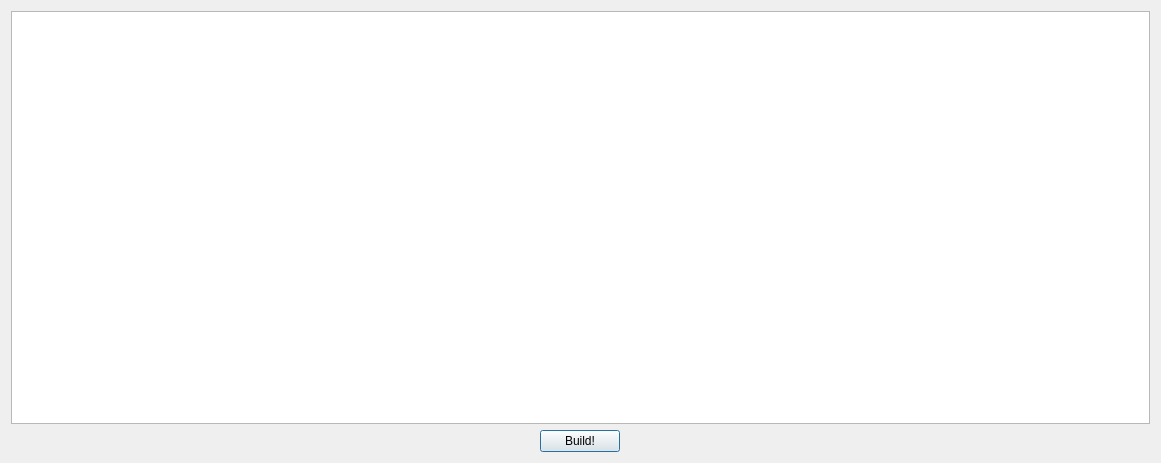
First picture: the form in resources/dialog.ui, repository shotgunsoftware/tk-multi-scenebuilder, before the edit.
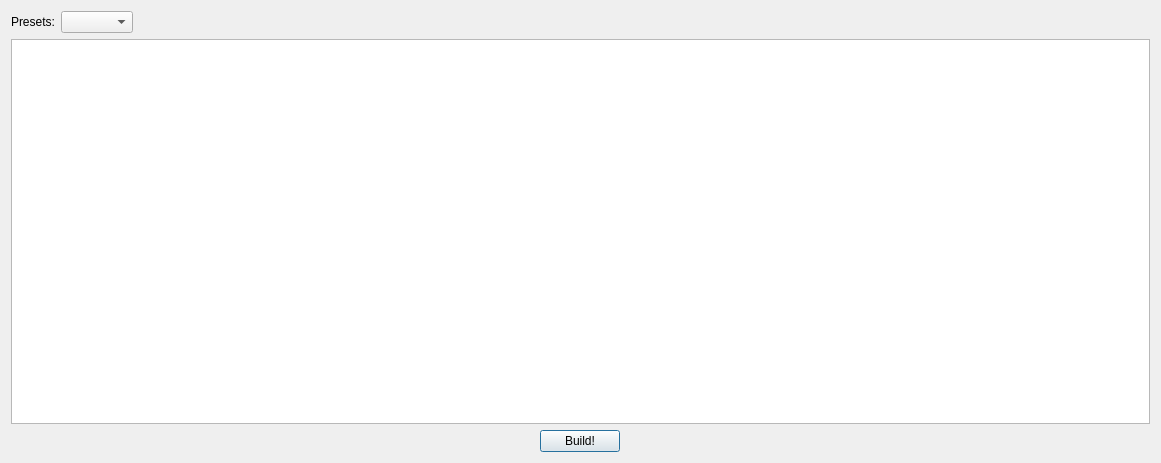
Second picture: the form after the edit.

Commit message: introduce presets

What changed in the file:
```diff
--- a/resources/dialog.ui
+++ b/resources/dialog.ui
@@ -14,6 +14,46 @@
    <string>Dialog</string>
   </property>
   <layout class="QVBoxLayout" name="verticalLayout">
+   <item>
+    <layout class="QHBoxLayout" name="preset_layout">
+     <item>
+      <widget class="QLabel" name="preset_label">
+       <property name="sizePolicy">
+        <sizepolicy hsizetype="Maximum" vsizetype="Preferred">
+         <horstretch>0</horstretch>
+         <verstretch>0</verstretch>
+        </sizepolicy>
+       </property>
+       <property name="text">
+        <string>Presets:</string>
+       </property>
+      </widget>
+     </item>
+     <item>
+      <widget class="QComboBox" name="presets">
+       <property name="sizePolicy">
+        <sizepolicy hsizetype="Maximum" vsizetype="Fixed">
+         <horstretch>0</horstretch>
+         <verstretch>0</verstretch>
+        </sizepolicy>
+       </property>
+      </widget>
+     </item>
+     <item>
+      <spacer name="horizontalSpacer">
+       <property name="orientation">
+        <enum>Qt::Horizontal</enum>
+       </property>
+       <property name="sizeHint" stdset="0">
+        <size>
+         <width>40</width>
+         <height>20</height>
+        </size>
+       </property>
+      </spacer>
+     </item>
+    </layout>
+   </item>
    <item>
     <widget class="QTableView" name="view">
      <property name="editTriggers">
```
The commit also changes 4 other files.
